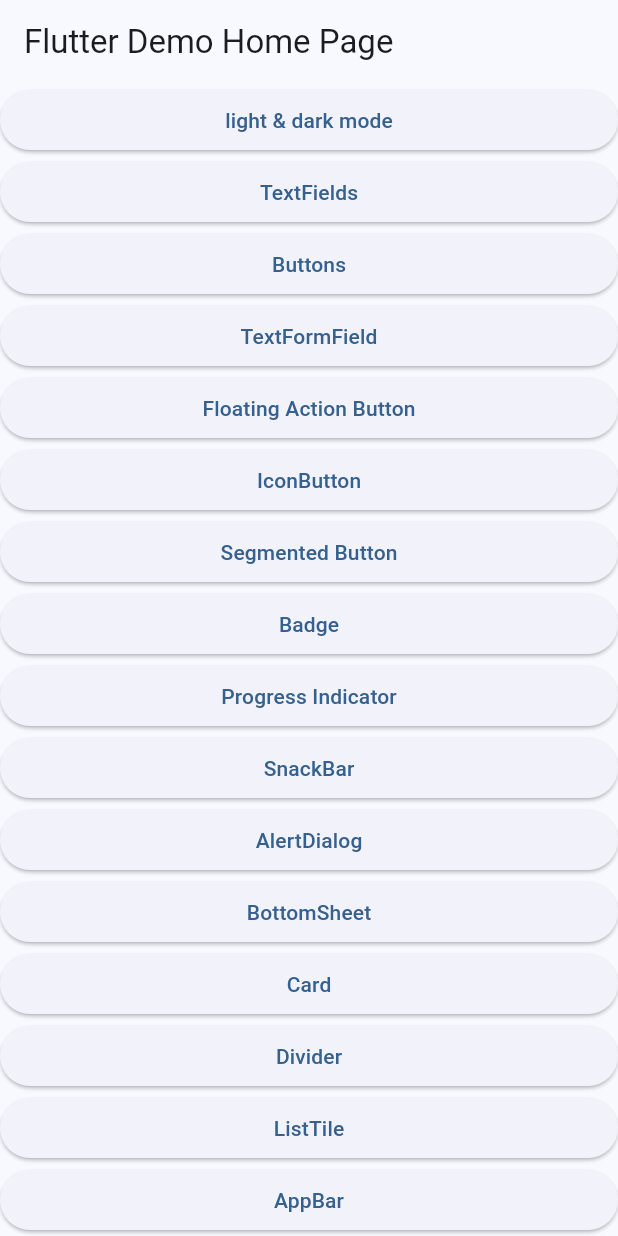
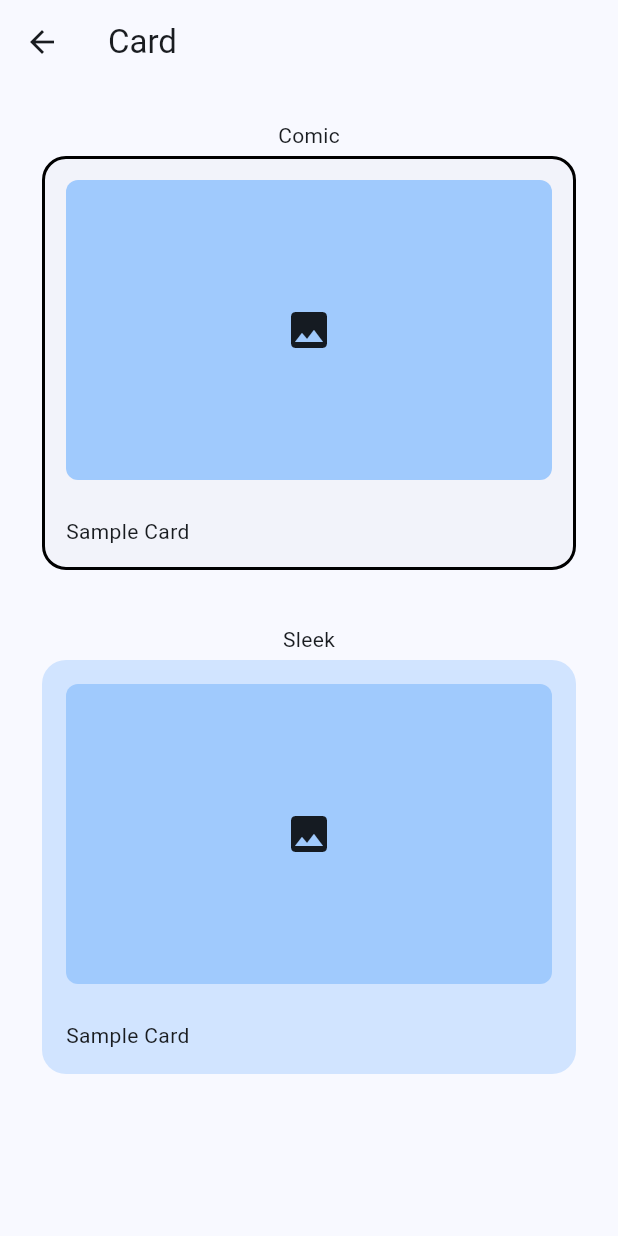
Before and after one commit to thruthesky/easy_design_system_backup_2024_09_24, a Flutter app: the screen it shows after launch, after a tap on "Card", on a phone screen of 412 x 824 dp. Run offline on Flutter 3.47's test engine with Material 3 defaults, Android fonts, the phone set to English and light mode, and no system bars; our stand-ins replace cached_network_image, rxdart, smooth_page_indicator; missing offline and left inert: loop_page_view.

Commit message:
widget updates

```diff
--- a/example/lib/main.dart
+++ b/example/lib/main.dart
@@ -2,9 +2,11 @@ import 'package:example/screens/alert_dialog/alert_dialog.screen.dart';
 import 'package:example/screens/badge/badge.screen.dart';
 import 'package:example/screens/bottom_sheet/bottom_sheet.screen.dart';
 import 'package:example/screens/buttons/buttons.screen.dart';
+import 'package:example/screens/card/card.screen.dart';
 import 'package:example/screens/color_scheme/color_scheme.screen.dart';
 import 'package:example/screens/demo/comic.screen.demo.dart';
 import 'package:example/screens/demo/sleek.screen.demo.dart';
+import 'package:example/screens/divider/divider.screen.dart';
 import 'package:example/screens/floating_action_button/floating_action_button.screen.dart';
 import 'package:example/screens/icon_buttons/icon_buttons.screen.dart';
 import 'package:example/screens/list_tile/list_tile.screen.dart';
@@ -71,8 +73,8 @@ class _MyHomePageState extends State<MyHomePage> {
           pushScreen('SnackBar', const SnackBarScreen()),
           pushScreen('AlertDialog', const AlertDialogScreen()),
           pushScreen('BottomSheet', const BottomSheetScreen()),
-          ElevatedButton(onPressed: () {}, child: const Text("Card")),
-          ElevatedButton(onPressed: () {}, child: const Text("Divider")),
+          pushScreen('Card', const CardScreen()),
+          pushScreen('Divider', const DividerScreen()),
           pushScreen('ListTile', const ListTileScreen()),
           ElevatedButton(onPressed: () {}, child: const Text("AppBar")),
           ElevatedButton(onPressed: () {}, child: const Text("Bottom App Bar")),
--- /dev/null
+++ b/example/lib/screens/card/card.screen.dart
@@ -0,0 +1,66 @@
+import 'package:flutter/material.dart';
+import 'package:social_design_system/social_design_system.dart';
+
+class CardScreen extends StatelessWidget {
+  const CardScreen({super.key});
+
+  @override
+  Widget build(BuildContext context) {
+    return Scaffold(
+      appBar: AppBar(
+        title: const Text('Card'),
+      ),
+      body: Padding(
+        padding: const EdgeInsets.all(24.0),
+        child: Column(
+          children: [
+            const Text('Comic'),
+            Theme(
+              data: ComicTheme.of(context),
+              child: const Card(
+                child: CardContent(),
+              ),
+            ),
+            const SizedBox(height: 32),
+            const Text('Sleek'),
+            Theme(
+              data: SleekTheme.of(context),
+              child: const Card(
+                child: CardContent(),
+              ),
+            ),
+          ],
+        ),
+      ),
+    );
+  }
+}
+
+//  this is content only to display the card properly.
+//  not necessarily part of the code above.
+class CardContent extends StatelessWidget {
+  const CardContent({super.key});
+
+  @override
+  Widget build(BuildContext context) {
+    return Padding(
+      padding: const EdgeInsets.all(16.0),
+      child: Column(
+        crossAxisAlignment: CrossAxisAlignment.start,
+        children: [
+          Container(
+            width: double.infinity,
+            height: 200,
+            decoration: BoxDecoration(
+              color: Theme.of(context).colorScheme.primaryFixedDim,
+              borderRadius: BorderRadius.circular(8),
+            ),
+            child: const Icon(Icons.image, size: 32),
+          ),
+          const SizedBox(height: 24),
+          const Text('Sample Card'),
+        ],
+      ),
+    );
+  }
+}
--- a/example/lib/widgets/icon_buttons.dart
+++ /dev/null
@@ -1,59 +0,0 @@
-import 'package:flutter/material.dart';
-import 'package:social_design_system/social_design_system.dart';
-
-class IconButtons extends StatelessWidget {
-  const IconButtons({super.key});
-
-  @override
-  Widget build(BuildContext context) {
-    return Wrap(
-      spacing: 24,
-      children: [
-        Theme(
-          data: ComicTheme.of(context),
-          child: Column(
-            children: [
-              const Text('Comic'),
-              const SizedBox(height: 18),
-              IconButton(
-                onPressed: () {},
-                icon: const Icon(Icons.grade_outlined),
-              ),
-              const Text('IconButton'),
-              const SizedBox(height: 18),
-              IconButton.filled(
-                onPressed: () {},
-                icon: const Icon(Icons.grade_outlined),
-              ),
-              const Text('IconButton.filled'),
-              const SizedBox(height: 18),
-              IconButton.filledTonal(
-                onPressed: () {},
-                icon: const Icon(Icons.grade_outlined),
-              ),
-              const Text('IconButton.filledTonal'),
-              const SizedBox(height: 18),
-              IconButton.outlined(
-                onPressed: () {},
-                icon: const Icon(Icons.grade_outlined),
-              ),
-              const Text('IconButton.outlined'),
-            ],
-          ),
-        ),
-        Theme(
-          data: SleekThemeData.of(context),
-          child: Column(
-            children: [
-              IconButton(
-                onPressed: () {},
-                icon: const Icon(Icons.grade_outlined),
-              ),
-              const Text('Sleek IconButton'),
-            ],
-          ),
-        ),
-      ],
-    );
-  }
-}
--- a/lib/src/themes/comic/comic.theme.dart
+++ b/lib/src/themes/comic/comic.theme.dart
@@ -94,7 +94,6 @@ class ComicThemeData {
         color: theme.colorScheme.outline,
         thickness: borderThickness,
       ),
-
       elevatedButtonTheme: ElevatedButtonThemeData(
         style: ButtonStyle(
           elevation: WidgetStateProperty.all(0),
@@ -248,6 +247,15 @@ class ComicThemeData {
           ),
         ),
       ),
+      cardTheme: CardTheme(
+        shape: RoundedRectangleBorder(
+          borderRadius: BorderRadius.circular(16),
+          side: const BorderSide(
+            width: borderThickness,
+          ),
+        ),
+        elevation: 0,
+      ),
     );
   }
 }
--- a/lib/src/themes/sleek/sleek.theme.dart
+++ b/lib/src/themes/sleek/sleek.theme.dart
@@ -116,6 +116,17 @@ class SleekThemeData {
       dialogTheme: DialogTheme(
         iconColor: theme.colorScheme.primary,
       ),
+      cardTheme: CardTheme(
+        color: theme.colorScheme.primaryContainer,
+        shape: RoundedRectangleBorder(
+          borderRadius: BorderRadius.circular(16),
+        ),
+        elevation: 0,
+      ),
+      dividerTheme: theme.dividerTheme.copyWith(
+        // TODO check the default color
+        color: theme.colorScheme.primary,
+      ),
     );
   }
 }
```
Also changed, not shown: example/lib/screens/divider/divider.screen.dart (added, +30 -0 lines), example/lib/screens/list_tile/list_tile.screen.dart (+20 -8 lines), example/lib/widgets/badges.dart (deleted, +0 -100 lines), example/lib/widgets/bottom_sheet.dart (deleted, +0 -57 lines), example/lib/widgets/buttons.dart (deleted, +0 -52 lines).
